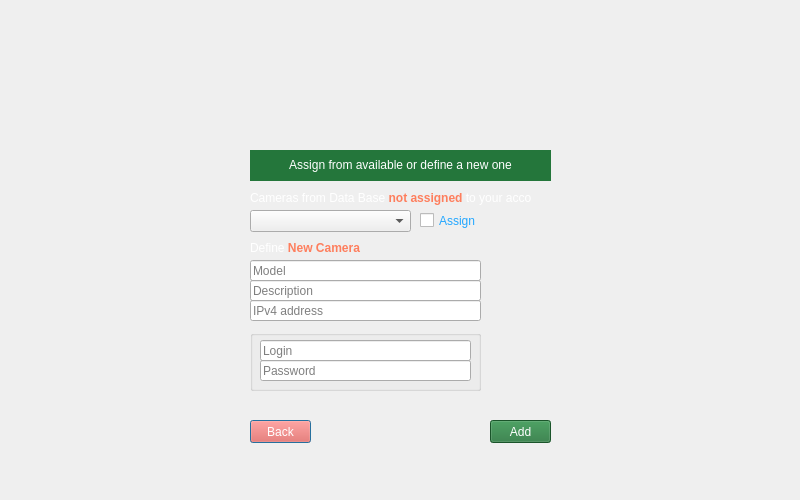
First picture: the form in LeonCam/UserCamera.ui, repository kazimierczak-robert/LeonCam, before the edit.
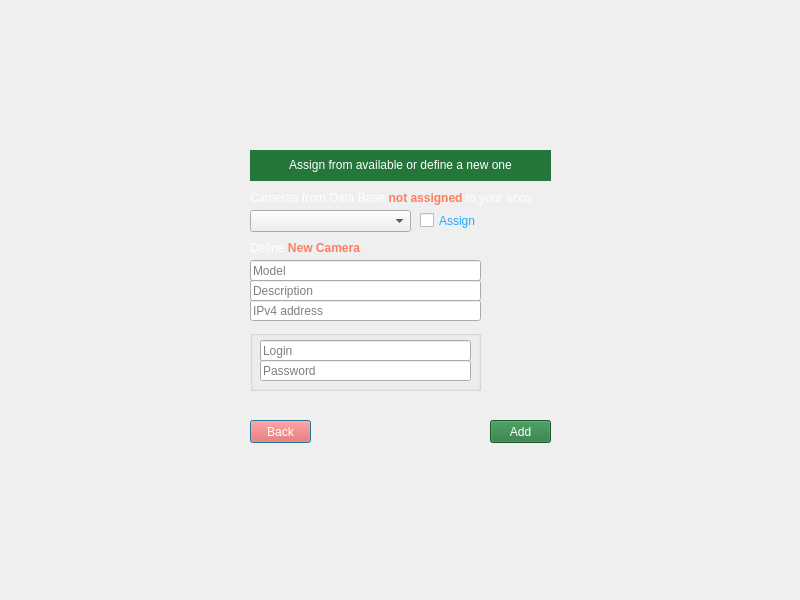
Second picture: the form after the edit. Icons and pictures are not drawn.

```diff
--- a/LeonCam/UserCamera.ui
+++ b/LeonCam/UserCamera.ui
@@ -10,19 +10,19 @@
     <x>0</x>
     <y>0</y>
     <width>800</width>
-    <height>500</height>
+    <height>600</height>
    </rect>
   </property>
   <property name="minimumSize">
    <size>
     <width>800</width>
-    <height>500</height>
+    <height>600</height>
    </size>
   </property>
   <property name="maximumSize">
    <size>
     <width>800</width>
-    <height>500</height>
+    <height>600</height>
    </size>
   </property>
   <property name="windowTitle">
```
